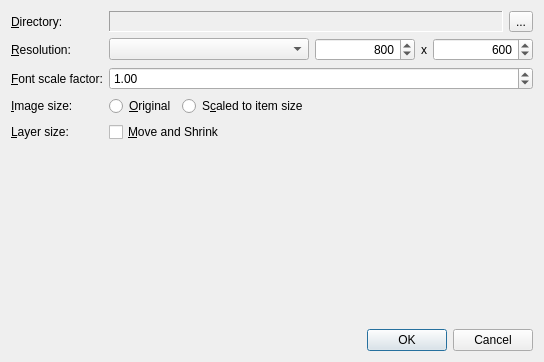
Above: src/apps/psdexporter/exportdialog.ui from takahr/qtpsd before the change. Below: the same form after it.
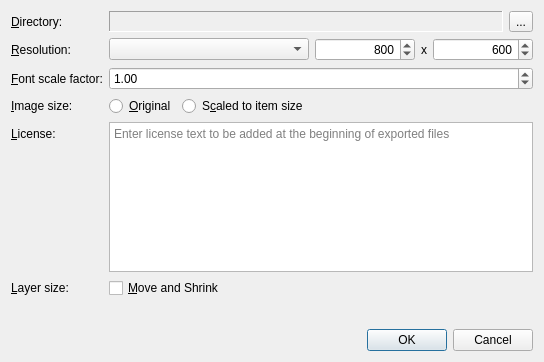
That is the form after the change.

Commit message:
License header (#73)
* feat: add license text field to export dialog

- Add text area for entering license text to be embedded in exported files
- Save and restore license text between sessions
- Add keyboard shortcut (Alt+L) for license field access
- Set reasonable minimum height for multi-line editing

* Exporter: Prepend license header

Diff of the .ui file:
```diff
--- a/src/apps/psdexporter/exportdialog.ui
+++ b/src/apps/psdexporter/exportdialog.ui
@@ -210,6 +210,35 @@
      <item row="4" column="0">
       <widget class="QLabel" name="label_6">
        <property name="text">
+        <string>&amp;License:</string>
+       </property>
+       <property name="buddy">
+        <cstring>licenseText</cstring>
+       </property>
+      </widget>
+     </item>
+     <item row="4" column="1">
+      <widget class="QPlainTextEdit" name="licenseText">
+       <property name="sizePolicy">
+        <sizepolicy hsizetype="Expanding" vsizetype="MinimumExpanding">
+         <horstretch>0</horstretch>
+         <verstretch>0</verstretch>
+        </sizepolicy>
+       </property>
+       <property name="minimumSize">
+        <size>
+         <width>0</width>
+         <height>80</height>
+        </size>
+       </property>
+       <property name="placeholderText">
+        <string>Enter license text to be added at the beginning of exported files</string>
+       </property>
+      </widget>
+     </item>
+     <item row="5" column="0">
+      <widget class="QLabel" name="label_7">
+       <property name="text">
         <string>&amp;Layer size:</string>
        </property>
        <property name="buddy">
@@ -217,7 +246,7 @@
        </property>
       </widget>
      </item>
-     <item row="4" column="1">
+     <item row="5" column="1">
       <widget class="QCheckBox" name="compact">
        <property name="text">
         <string>&amp;Move and Shrink</string>
```
The commit also changes 6 other files.
